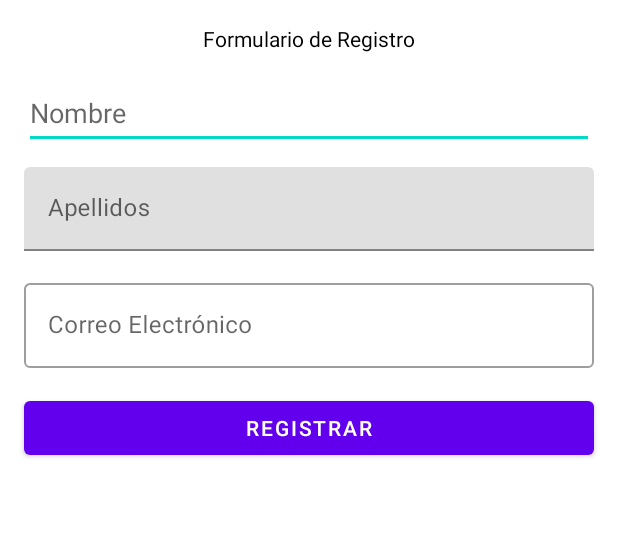
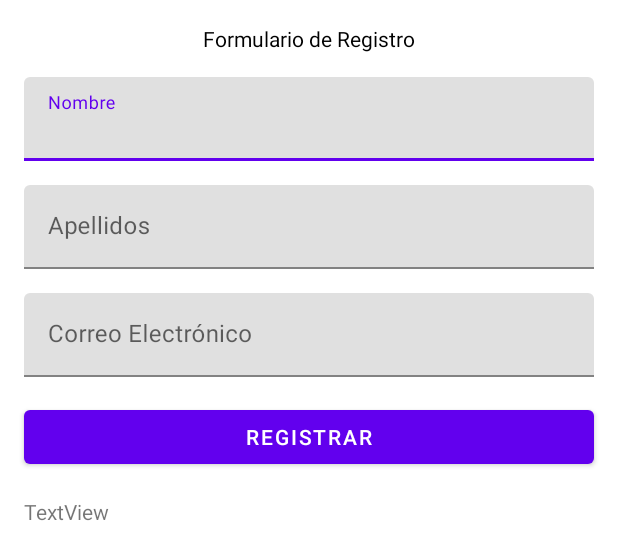
Before and after one commit to Sycrax88/UdeaApp, an Android app: the layout activity_main.xml on its own in the app's theme, with its tools: preview values and no code run, on a phone screen of 412 x 824 dp. Shown: the top 560 px of the screen. Run offline under Robolectric (Android 15) with nearby library versions, the phone set to English and light mode, and no system bars.

Commit message:
Se realizó desde cero el formulario para ser organizado de mejor manera

```diff
--- a/app/src/main/java/com/colosoft/udeaapp/MainActivity.kt
+++ b/app/src/main/java/com/colosoft/udeaapp/MainActivity.kt
@@ -19,9 +19,9 @@ class MainActivity : Activity() {
         setContentView(view)
 
         mainBinding.registerButton.setOnClickListener{
-            val name = mainBinding.nameEditText.text.toString()
-            val lastName = mainBinding.lastNameEditText.text.toString()
-            val email = mainBinding.emailEditText.text.toString()
+            val name = mainBinding.nameText.text.toString()
+            val lastName = mainBinding.lastNameText.text.toString()
+            val email = mainBinding.emailText.text.toString()
 
             mainBinding.infoTextView.text = name+"\n"+lastName+"\n"+email
         }
--- a/app/src/main/res/layout/activity_main.xml
+++ b/app/src/main/res/layout/activity_main.xml
@@ -20,67 +20,62 @@
         app:layout_constraintStart_toStartOf="parent"
         app:layout_constraintTop_toTopOf="parent"
         tools:textColor="@color/black"
-        tools:textSize="18sp"
+        tools:textSize="24sp"
         tools:textStyle="bold" />
 
-    <EditText
-        android:id="@+id/name_edit_text"
+    <com.google.android.material.textfield.TextInputLayout
+        android:id="@+id/name_layout"
         android:layout_width="0dp"
         android:layout_height="wrap_content"
         android:layout_marginStart="16dp"
         android:layout_marginTop="16dp"
         android:layout_marginEnd="16dp"
-        android:ems="10"
-        android:hint="@string/name"
-        android:inputType="textPersonName"
-        android:minHeight="48dp"
         app:layout_constraintEnd_toEndOf="parent"
         app:layout_constraintStart_toStartOf="parent"
-        app:layout_constraintTop_toBottomOf="@+id/titulo_textView" />
+        app:layout_constraintTop_toBottomOf="@+id/titulo_textView">
+        style="@style/Widget.MaterialComponents.TextInputLayout.OutlinedBox">
+
+        <com.google.android.material.textfield.TextInputEditText
+            android:id="@+id/name_text"
+            android:layout_width="match_parent"
+            android:layout_height="wrap_content"
+            android:hint="@string/name" />
+    </com.google.android.material.textfield.TextInputLayout>
 
     <com.google.android.material.textfield.TextInputLayout
-        android:id="@+id/last_name_input_layout"
+        android:id="@+id/last_name_layout"
         android:layout_width="0dp"
         android:layout_height="wrap_content"
         android:layout_marginStart="16dp"
-        android:layout_marginTop="12dp"
+        android:layout_marginTop="16dp"
         android:layout_marginEnd="16dp"
-        android:hint="@string/last_name"
         app:layout_constraintEnd_toEndOf="parent"
-        app:layout_constraintHorizontal_bias="0.0"
         app:layout_constraintStart_toStartOf="parent"
-        app:layout_constraintTop_toBottomOf="@+id/name_edit_text">
-
-        <com.google.android.material.textfield.TextInputLayout
-            android:layout_width="match_parent"
-            android:layout_height="match_parent">
+        app:layout_constraintTop_toBottomOf="@+id/name_layout">
 
         <com.google.android.material.textfield.TextInputEditText
-                android:id="@+id/last_name_edit_text"
+            android:id="@+id/last_name_text"
             android:layout_width="match_parent"
             android:layout_height="wrap_content"
             android:hint="@string/last_name" />
     </com.google.android.material.textfield.TextInputLayout>
-    </com.google.android.material.textfield.TextInputLayout>
 
     <com.google.android.material.textfield.TextInputLayout
-        android:id="@+id/outlinedTextField"
-        style="@style/Widget.MaterialComponents.TextInputLayout.OutlinedBox"
-        android:layout_width="match_parent"
+        android:id="@+id/email_layout"
+        android:layout_width="0dp"
         android:layout_height="wrap_content"
         android:layout_marginStart="16dp"
         android:layout_marginTop="16dp"
         android:layout_marginEnd="16dp"
-        android:hint="@string/email"
         app:layout_constraintEnd_toEndOf="parent"
         app:layout_constraintStart_toStartOf="parent"
-        app:layout_constraintTop_toBottomOf="@+id/last_name_input_layout">
+        app:layout_constraintTop_toBottomOf="@+id/last_name_layout">
 
         <com.google.android.material.textfield.TextInputEditText
-            android:id="@+id/email_edit_text"
+            android:id="@+id/email_text"
             android:layout_width="match_parent"
-            android:layout_height="wrap_content" />
-
+            android:layout_height="wrap_content"
+            android:hint="@string/email" />
     </com.google.android.material.textfield.TextInputLayout>
 
     <Button
@@ -93,7 +88,7 @@
         android:text="@string/register"
         app:layout_constraintEnd_toEndOf="parent"
         app:layout_constraintStart_toStartOf="parent"
-        app:layout_constraintTop_toBottomOf="@+id/outlinedTextField" />
+        app:layout_constraintTop_toBottomOf="@+id/email_layout" />
 
     <TextView
         android:id="@+id/infoTextView"
@@ -102,7 +97,10 @@
         android:layout_marginStart="16dp"
         android:layout_marginTop="16dp"
         android:layout_marginEnd="16dp"
+        android:text="TextView"
         app:layout_constraintEnd_toEndOf="parent"
         app:layout_constraintStart_toStartOf="parent"
         app:layout_constraintTop_toBottomOf="@+id/register_button" />
+
+
 </androidx.constraintlayout.widget.ConstraintLayout>
```
Lines whose indentation alone changed are shown as unchanged.
